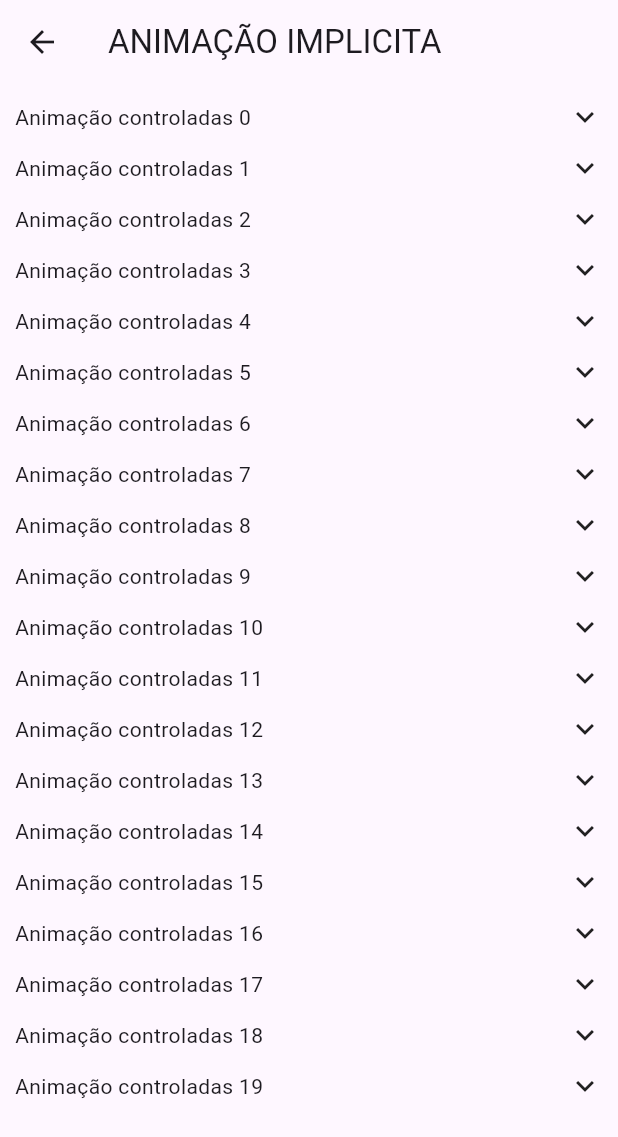
After one commit to tecrodrigocastro/desafios_masterclass_flutterando, a Flutter app: the AnimacaoControladas04 screen opened directly, on a phone screen of 412 x 824 dp. The commit adds this screen. Shown: the top 1137 px of the screen. Run offline on Flutter 3.47's test engine with Material 2 defaults, Android fonts, the phone set to English and light mode, and no system bars.

Commit message:
DESAFIO 04 - INITIAL 'ANIMACAO CONTROLADA'

```diff
--- a/lib/desafio01/desktop_design.dart
+++ b/lib/desafio01/desktop_design.dart
@@ -67,7 +67,9 @@ class DesktopDesign extends StatelessWidget {
                 ),
               ),
               const SizedBox(height: 10),
-              Container(
+              InkWell(
+                onTap: () {},
+                child: Container(
                   alignment: Alignment.center,
                   height: 70,
                   width: 300,
@@ -94,6 +96,7 @@ class DesktopDesign extends StatelessWidget {
                     ],
                   ),
                 ),
+              ),
               const SizedBox(height: 20),
               RichText(
                 text: const TextSpan(
--- /dev/null
+++ b/lib/desafio04/controladas04.dart
@@ -0,0 +1,79 @@
+import 'package:desafios_masterclass/desafio04/custom_controladas.dart';
+import 'package:flutter/material.dart';
+import 'package:flutter/src/foundation/key.dart';
+import 'package:flutter/src/widgets/framework.dart';
+
+class AnimacaoControladas04 extends StatefulWidget {
+  const AnimacaoControladas04({Key? key}) : super(key: key);
+
+  @override
+  State<AnimacaoControladas04> createState() => _AnimacaoImplicita04State();
+}
+
+class _AnimacaoImplicita04State extends State<AnimacaoControladas04>
+    with SingleTickerProviderStateMixin {
+  late final AnimationController controller;
+  late final Animation<double> _turns;
+  late final Animation<double> _heigthFactor;
+  bool isExpanded = false;
+  @override
+  void initState() {
+    super.initState();
+    controller = AnimationController(
+      vsync: this,
+      duration: const Duration(milliseconds: 500),
+    );
+    _turns = Tween<double>(begin: 1, end: 0.5).animate(controller);
+    _heigthFactor = Tween<double>(begin: 0, end: 1).animate(
+      CurvedAnimation(
+        parent: controller,
+        curve: Curves.linearToEaseOut,
+      ),
+    );
+  }
+
+  @override
+  Widget build(BuildContext context) {
+    return Scaffold(
+      appBar: AppBar(
+        title: const Text('ANIMAÇÃO IMPLICITA'),
+      ),
+      body: Padding(
+        padding: const EdgeInsets.all(10),
+        child: AnimatedBuilder(
+          animation: controller,
+          builder: (context, child) {
+            return ListView.separated(
+              itemCount: 20,
+              separatorBuilder: (context, index) => const SizedBox(height: 10),
+              itemBuilder: (context, index) {
+                return GestureDetector(
+                  onTap: () {
+                    print(index);
+                    if (controller.value > 0) {
+                      controller.reverse();
+                      setState(() {
+                        controller;
+                      });
+                    } else {
+                      controller.forward();
+                      setState(() {
+                        controller;
+                      });
+                    }
+                  },
+                  child: CustomControladas(
+                    controller: controller,
+                    index: index,
+                    heigthFactor: _heigthFactor,
+                    turns: _turns,
+                  ),
+                );
+              },
+            );
+          },
+        ),
+      ),
+    );
+  }
+}
--- /dev/null
+++ b/lib/desafio04/custom_controladas.dart
@@ -0,0 +1,69 @@
+// ignore_for_file: public_member_api_docs, sort_constructors_first
+import 'package:flutter/material.dart';
+
+class CustomControladas extends StatefulWidget {
+  AnimationController controller;
+  int index;
+  Animation<double> turns;
+  Animation<double> heigthFactor;
+  CustomControladas({
+    Key? key,
+    required this.controller,
+    required this.index,
+    required this.turns,
+    required this.heigthFactor,
+  }) : super(key: key);
+
+  @override
+  State<CustomControladas> createState() => _CustomControladasState();
+}
+
+class _CustomControladasState extends State<CustomControladas> {
+  //late final Animation<double> _turns;
+  //late final Animation<double> _heigthFactor;
+
+  @override
+  void initState() {
+    super.initState();
+  }
+
+  @override
+  Widget build(BuildContext context) {
+    return Column(
+      children: [
+        Row(
+          mainAxisAlignment: MainAxisAlignment.spaceBetween,
+          children: [
+            Text('Animação controladas ${widget.index}'),
+            AnimatedRotation(
+              turns: widget.turns.value,
+              duration: const Duration(milliseconds: 500),
+              child: const Icon(Icons.expand_more),
+            )
+          ],
+        ),
+        AnimatedAlign(
+          alignment: Alignment.topCenter,
+          duration: const Duration(milliseconds: 500),
+          heightFactor: widget.heigthFactor.value,
+          child: AnimatedCrossFade(
+            firstChild: Column(
+              children: const [
+                FlutterLogo(
+                  size: 50,
+                ),
+                Text(
+                    'Lorem Ipsum is simply dummy text of the printing and typesetting industry. Lorem Ipsum has been the industrys standard dummy text ever since the 1500s, when an unknown printer took a galley of type and scrambled it to make a type specimen book. It has survived not only five centuries, but also the leap into electronic typesetting, remaining essentially unchanged. It was popularised in the 1960s with the release of Letraset sheets containing Lorem Ipsum passages, and more recently with desktop '),
+              ],
+            ),
+            secondChild: const SizedBox.shrink(),
+            crossFadeState: widget.controller.value > 0
+                ? CrossFadeState.showFirst
+                : CrossFadeState.showSecond,
+            duration: const Duration(milliseconds: 500),
+          ),
+        ),
+      ],
+    );
+  }
+}
--- a/lib/desafio04/custom_expanded_tile.dart
+++ b/lib/desafio04/custom_expanded_tile.dart
@@ -44,7 +44,7 @@ class _CustomExpandedState extends State<CustomExpanded> {
             heightFactor: widget.isExpanded ? 0 : 1,
             curve: Curves.linearToEaseOut,
             child: SizedBox(
-              height: 200,
+              height: MediaQuery.of(context).size.width * 0.6,
               child: AnimatedCrossFade(
                 firstChild: Column(
                   children: const [
--- a/lib/desafio04/desafio04.dart
+++ b/lib/desafio04/desafio04.dart
@@ -20,7 +20,7 @@ class _Desafio04State extends State<Desafio04> {
       body: Padding(
         padding: const EdgeInsets.all(10),
         child: ListView.separated(
-            itemCount: 20,
+          itemCount: 40,
           separatorBuilder: (context, index) => const SizedBox(height: 10),
           itemBuilder: (context, index) {
             return CustomExpanded(
@@ -28,7 +28,8 @@ class _Desafio04State extends State<Desafio04> {
               index: index,
             );
           },
-          )),
+        ),
+      ),
     );
   }
 }
--- a/lib/main.dart
+++ b/lib/main.dart
@@ -1,5 +1,6 @@
 import 'package:desafios_masterclass/desafio01/desafio01.dart';
 import 'package:desafios_masterclass/desafio03/desafio03_animacaoimplicita.dart';
+import 'package:desafios_masterclass/desafio04/controladas04.dart';
 import 'package:desafios_masterclass/desafio04/desafio04.dart';
 import 'package:flutter/material.dart';
 
@@ -16,6 +17,7 @@ class MyApp extends StatelessWidget {
       title: 'Flutter Demo',
       theme: ThemeData(
         primarySwatch: Colors.blue,
+        useMaterial3: true,
       ),
       home: const Desafio04(),
     );
```
Lines whose indentation alone changed are shown as unchanged.
